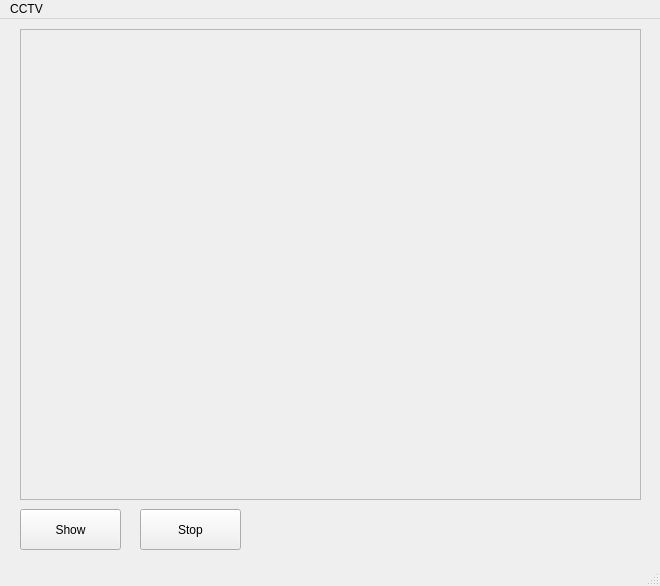
Old version of the form CCTV/QTui/cctv_main.ui in the repository heisyoung/ELK-Project.
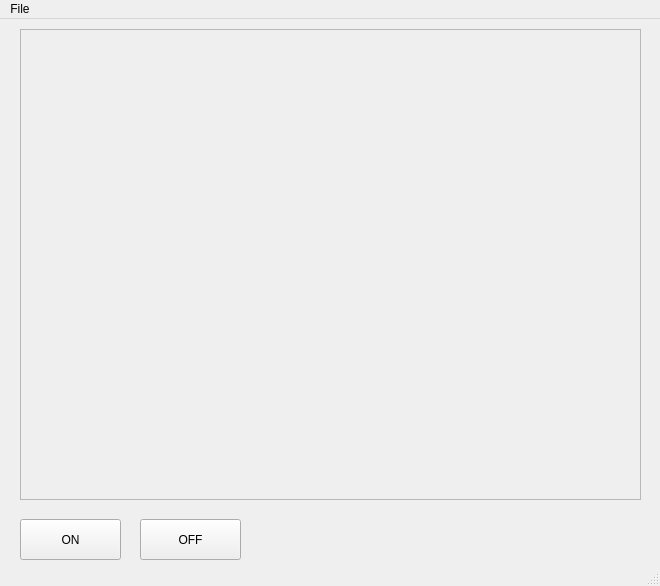
New version of the form.

The edit to the form file:
```diff
--- a/CCTV/QTui/cctv_main.ui
+++ b/CCTV/QTui/cctv_main.ui
@@ -24,26 +24,26 @@
     <property name="geometry">
      <rect>
       <x>20</x>
-      <y>490</y>
+      <y>500</y>
       <width>101</width>
       <height>41</height>
      </rect>
     </property>
     <property name="text">
-     <string>Show</string>
+     <string>ON</string>
     </property>
    </widget>
    <widget class="QPushButton" name="pushButton_2">
     <property name="geometry">
      <rect>
       <x>140</x>
-      <y>490</y>
+      <y>500</y>
       <width>101</width>
       <height>41</height>
      </rect>
     </property>
     <property name="text">
-     <string>Stop</string>
+     <string>OFF</string>
     </property>
    </widget>
    <widget class="QLabel" name="imgLabel">
@@ -94,7 +94,7 @@
      </sizepolicy>
     </property>
     <property name="title">
-     <string>CCTV</string>
+     <string>File</string>
     </property>
     <addaction name="action_setting"/>
    </widget>
```
Left out of the diff: 4 changed lines with no effect on the pictures.
